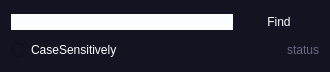
The window that Editor/widget_ui/findWidget.ui (Class-Tooraj/GiomeEditor) describes before a commit, drawn with Qt 5.
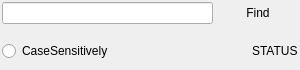
The same window after the commit.

Commit message:
Update FindWidgetUi: 	> size policy
Update findMain:
	> Signals

Update main:
	> Add Signal RW
	> Add Signal BT
	> Update acctionFind # need Fix issue
	> Update rightWidget # need Fix issue

```diff
--- a/Editor/widget_ui/findWidget.ui
+++ b/Editor/widget_ui/findWidget.ui
@@ -6,60 +6,71 @@
    <rect>
     <x>0</x>
     <y>0</y>
-    <width>330</width>
-    <height>72</height>
+    <width>300</width>
+    <height>70</height>
    </rect>
   </property>
-  <property name="sizePolicy">
-   <sizepolicy hsizetype="Fixed" vsizetype="Fixed">
-    <horstretch>0</horstretch>
-    <verstretch>0</verstretch>
-   </sizepolicy>
+  <property name="minimumSize">
+   <size>
+    <width>300</width>
+    <height>70</height>
+   </size>
+  </property>
+  <property name="maximumSize">
+   <size>
+    <width>16777215</width>
+    <height>70</height>
+   </size>
   </property>
   <property name="windowTitle">
    <string>Form</string>
   </property>
-  <property name="styleSheet">
-   <string notr="true">background-color: rgb(19, 19, 34);</string>
-  </property>
   <layout class="QVBoxLayout" name="verticalLayout">
+   <property name="spacing">
+    <number>5</number>
+   </property>
+   <property name="leftMargin">
+    <number>2</number>
+   </property>
+   <property name="topMargin">
+    <number>2</number>
+   </property>
+   <property name="rightMargin">
+    <number>2</number>
+   </property>
+   <property name="bottomMargin">
+    <number>2</number>
+   </property>
    <item>
     <layout class="QHBoxLayout" name="horizontalLayout">
      <item>
       <widget class="QLineEdit" name="lineEdit">
-       <property name="styleSheet">
-        <string notr="true">background-color: rgb(251, 254, 255);</string>
+       <property name="font">
+        <font>
+         <stylestrategy>PreferDefault</stylestrategy>
+        </font>
        </property>
-       <property name="frame">
-        <bool>false</bool>
+       <property name="tabletTracking">
+        <bool>true</bool>
+       </property>
+       <property name="cursorMoveStyle">
+        <enum>Qt::LogicalMoveStyle</enum>
        </property>
       </widget>
      </item>
      <item>
       <widget class="QPushButton" name="btn_find">
+       <property name="autoFillBackground">
+        <bool>true</bool>
+       </property>
        <property name="styleSheet">
-        <string notr="true">QPushButton {
-   color: rgb(255, 255, 255);
-}
-
-QPushButton:Hover{
-	
+        <string notr="true">QPushButton:Hover{
 	color: rgb(44, 234, 255);
-	background-color: rgb(74, 74, 135);
 }</string>
        </property>
        <property name="text">
         <string>Find</string>
        </property>
-       <property name="shortcut">
-        <string>Ctrl+F</string>
-       </property>
-       <property name="autoDefault">
-        <bool>true</bool>
-       </property>
-       <property name="default">
-        <bool>true</bool>
-       </property>
        <property name="flat">
         <bool>true</bool>
        </property>
@@ -67,13 +78,26 @@
      </item>
     </layout>
    </item>
+   <item>
+    <spacer name="verticalSpacer">
+     <property name="orientation">
+      <enum>Qt::Vertical</enum>
+     </property>
+     <property name="sizeType">
+      <enum>QSizePolicy::Maximum</enum>
+     </property>
+     <property name="sizeHint" stdset="0">
+      <size>
+       <width>100</width>
+       <height>5</height>
+      </size>
+     </property>
+    </spacer>
+   </item>
    <item>
     <layout class="QHBoxLayout" name="horizontalLayout_2">
      <item>
       <widget class="QRadioButton" name="rbtn_case">
-       <property name="styleSheet">
-        <string notr="true">color: rgb(255, 255, 255);</string>
-       </property>
        <property name="text">
         <string>CaseSensitively</string>
        </property>
@@ -94,23 +118,8 @@
      </item>
      <item>
       <widget class="QLabel" name="lbl_status">
-       <property name="styleSheet">
-        <string notr="true">color: rgb(106, 104, 129);</string>
-       </property>
-       <property name="inputMethodHints">
-        <set>Qt::ImhNone</set>
-       </property>
-       <property name="frameShape">
-        <enum>QFrame::NoFrame</enum>
-       </property>
-       <property name="frameShadow">
-        <enum>QFrame::Plain</enum>
-       </property>
        <property name="text">
-        <string>status</string>
-       </property>
-       <property name="textFormat">
-        <enum>Qt::PlainText</enum>
+        <string>STATUS</string>
        </property>
       </widget>
      </item>
```
Left out of the diff: 3 changed lines with no effect on the pictures. The commit also changes 5 other files.
